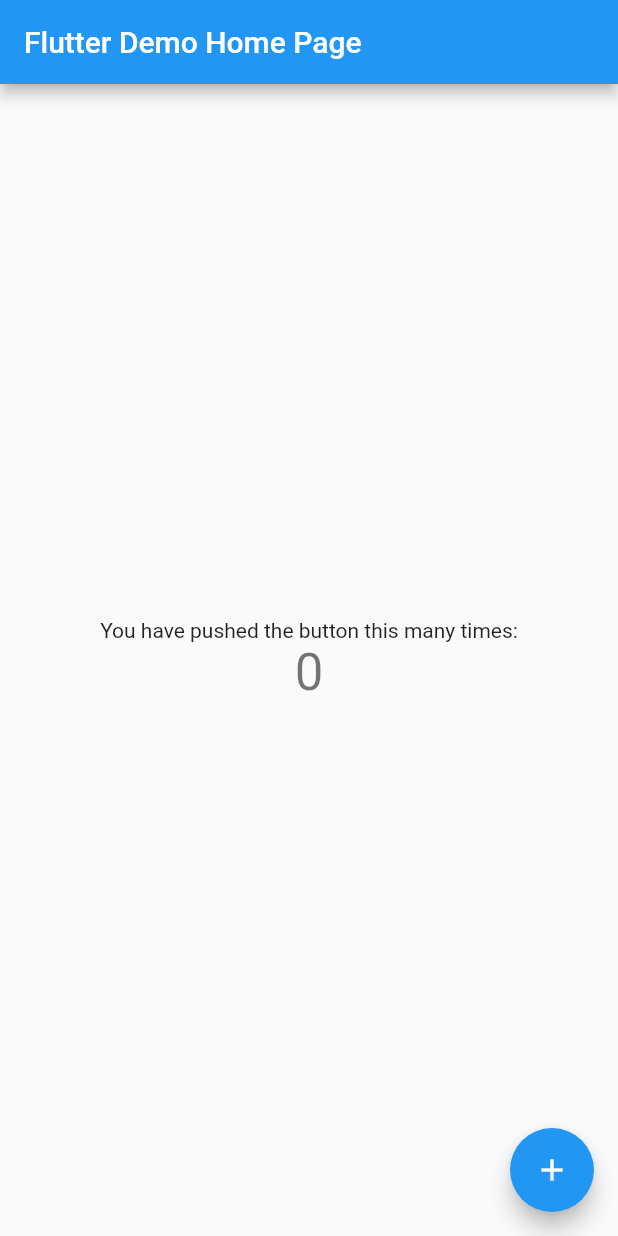
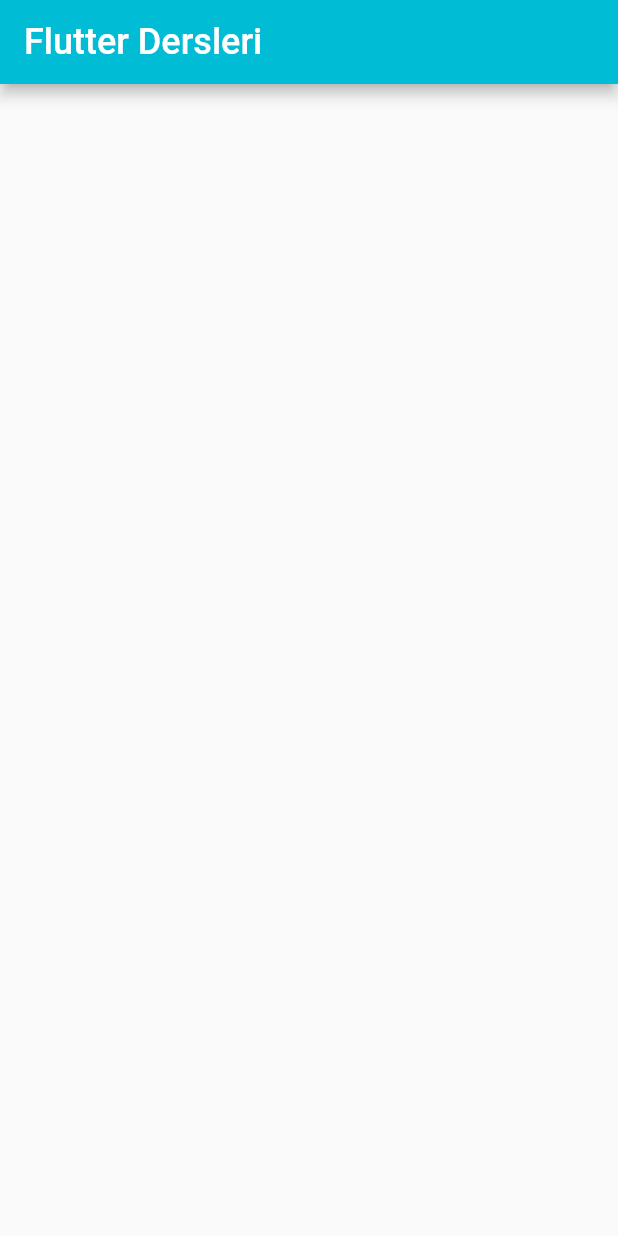
Before and after one commit to emrealtunbilek/flutter_dersleri, a Flutter app: the screen it shows after launch, on a phone screen of 412 x 824 dp. Run offline on Flutter 3.47's test engine with Material 2 defaults, Android fonts, the phone set to English and light mode, and no system bars.

Commit message:
materialapp ve scaffold widgetlarına giriş yapıldı

```diff
--- a/lib/main.dart
+++ b/lib/main.dart
@@ -1,111 +1,20 @@
 import 'package:flutter/material.dart';
 
-void main() => runApp(MyApp());
-
-class MyApp extends StatelessWidget {
-  // This widget is the root of your application.
-  @override
-  Widget build(BuildContext context) {
-    return MaterialApp(
-      title: 'Flutter Demo',
+void main() {
+  runApp(
+    new MaterialApp(
+      debugShowCheckedModeBanner: false,
       theme: ThemeData(
-        // This is the theme of your application.
-        //
-        // Try running your application with "flutter run". You'll see the
-        // application has a blue toolbar. Then, without quitting the app, try
-        // changing the primarySwatch below to Colors.green and then invoke
-        // "hot reload" (press "r" in the console where you ran "flutter run",
-        // or simply save your changes to "hot reload" in a Flutter IDE).
-        // Notice that the counter didn't reset back to zero; the application
-        // is not restarted.
-        primarySwatch: Colors.blue,
+        primarySwatch: Colors.cyan,
       ),
-      home: MyHomePage(title: 'Flutter Demo Home Page'),
-    );
-  }
-}
-
-class MyHomePage extends StatefulWidget {
-  MyHomePage({Key key, this.title}) : super(key: key);
-
-  // This widget is the home page of your application. It is stateful, meaning
-  // that it has a State object (defined below) that contains fields that affect
-  // how it looks.
-
-  // This class is the configuration for the state. It holds the values (in this
-  // case the title) provided by the parent (in this case the App widget) and
-  // used by the build method of the State. Fields in a Widget subclass are
-  // always marked "final".
-
-  final String title;
-
-  @override
-  _MyHomePageState createState() => _MyHomePageState();
-}
-
-class _MyHomePageState extends State<MyHomePage> {
-  int _counter = 0;
-
-  void _incrementCounter() {
-    setState(() {
-      // This call to setState tells the Flutter framework that something has
-      // changed in this State, which causes it to rerun the build method below
-      // so that the display can reflect the updated values. If we changed
-      // _counter without calling setState(), then the build method would not be
-      // called again, and so nothing would appear to happen.
-      _counter++;
-    });
-  }
-
-  @override
-  Widget build(BuildContext context) {
-    // This method is rerun every time setState is called, for instance as done
-    // by the _incrementCounter method above.
-    //
-    // The Flutter framework has been optimized to make rerunning build methods
-    // fast, so that you can just rebuild anything that needs updating rather
-    // than having to individually change instances of widgets.
-    return Scaffold(
-      appBar: AppBar(
-        // Here we take the value from the MyHomePage object that was created by
-        // the App.build method, and use it to set our appbar title.
-        title: Text(widget.title),
-      ),
-      body: Center(
-        // Center is a layout widget. It takes a single child and positions it
-        // in the middle of the parent.
-        child: Column(
-          // Column is also layout widget. It takes a list of children and
-          // arranges them vertically. By default, it sizes itself to fit its
-          // children horizontally, and tries to be as tall as its parent.
-          //
-          // Invoke "debug painting" (press "p" in the console, choose the
-          // "Toggle Debug Paint" action from the Flutter Inspector in Android
-          // Studio, or the "Toggle Debug Paint" command in Visual Studio Code)
-          // to see the wireframe for each widget.
-          //
-          // Column has various properties to control how it sizes itself and
-          // how it positions its children. Here we use mainAxisAlignment to
-          // center the children vertically; the main axis here is the vertical
-          // axis because Columns are vertical (the cross axis would be
-          // horizontal).
-          mainAxisAlignment: MainAxisAlignment.center,
-          children: <Widget>[
-            Text(
-              'You have pushed the button this many times:',
-            ),
-            Text(
-              '$_counter',
-              style: Theme.of(context).textTheme.display1,
-            ),
-          ],
+      home: new Scaffold(
+        appBar: AppBar(
+          title: Text(
+            "Flutter Dersleri",
+            style: TextStyle(fontSize: 24.0, color: Colors.white),
+          ),
         ),
       ),
-      floatingActionButton: FloatingActionButton(
-        onPressed: _incrementCounter,
-        tooltip: 'Increment',
-        child: Icon(Icons.add),
-      ), // This trailing comma makes auto-formatting nicer for build methods.
-    );
-  }
+    ),
+  );
 }
```
